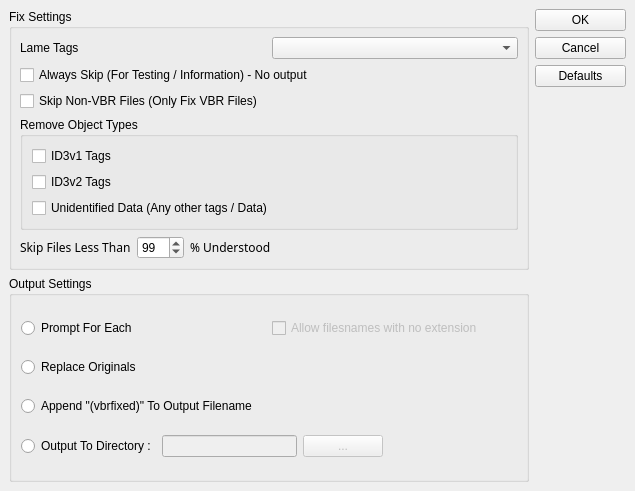
First picture: the form in QtFixer/settings.ui, repository fidget77/vbrfix, before the edit.
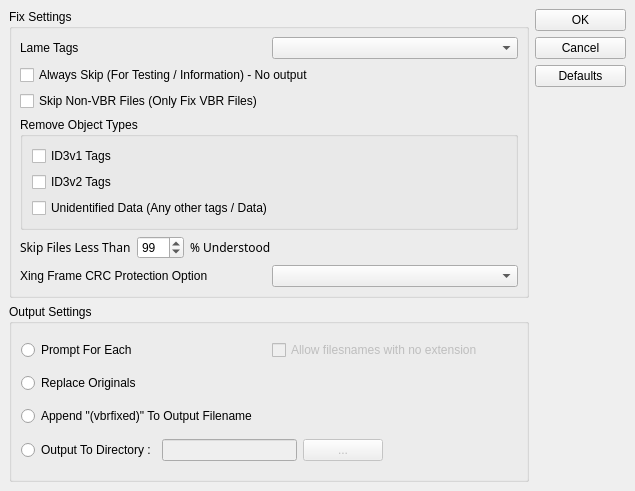
Second picture: the form after the edit.

Commit message: added xing crc option for 8443

The edit to the form file:
```diff
--- a/QtFixer/settings.ui
+++ b/QtFixer/settings.ui
@@ -199,6 +199,26 @@
           </item>
          </layout>
         </item>
+        <item>
+         <layout class="QHBoxLayout" >
+          <property name="margin" >
+           <number>0</number>
+          </property>
+          <property name="spacing" >
+           <number>6</number>
+          </property>
+          <item>
+           <widget class="QLabel" name="label_2" >
+            <property name="text" >
+             <string>Xing Frame CRC Protection Option</string>
+            </property>
+           </widget>
+          </item>
+          <item>
+           <widget class="QComboBox" name="xingCrcFrameOption" />
+          </item>
+         </layout>
+        </item>
        </layout>
       </widget>
      </item>
```
Left out of the diff: 1 changed line with no effect on the pictures.
